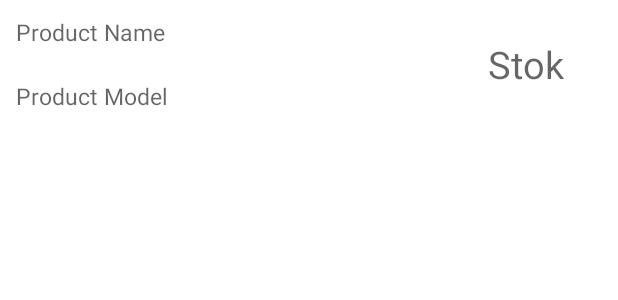
After one commit to icanerdogan/WarehouseManagementSystem, an Android app built with Jetpack Compose: the layout stock_row_layout.xml on its own in the app's theme, with its tools: preview values and no code run, on a phone screen of 412 x 824 dp. The commit adds this screen. Shown: the top 300 px of the screen. Run offline under Robolectric (Android 15) with nearby library versions, the phone set to English and light mode, and no system bars.

Commit message:
completed stock activity

```diff
--- a/app/src/main/java/com/icanerdogan/warehousemanagementsystem/viewmodel/AddProductViewModel.kt
+++ b/app/src/main/java/com/icanerdogan/warehousemanagementsystem/viewmodel/AddProductViewModel.kt
@@ -1,19 +1,15 @@
 package com.icanerdogan.warehousemanagementsystem.viewmodel
 
 import android.app.Application
-import androidx.lifecycle.MutableLiveData
 import com.icanerdogan.warehousemanagementsystem.model.Product
 import com.icanerdogan.warehousemanagementsystem.service.ProductDatabase
 import kotlinx.coroutines.launch
 
 class AddProductViewModel(application: Application):BaseViewModel(application) {
-    //val addProductLiveData = MutableLiveData<Product>()
 
     fun addData(product: Product) {
         launch {
-
             ProductDatabase(getApplication()).productDao().insertProduct(product)
         }
-
     }
 }
--- /dev/null
+++ b/app/src/main/res/layout/stock_row_layout.xml
@@ -0,0 +1,64 @@
+<?xml version="1.0" encoding="utf-8"?>
+<layout xmlns:android="http://schemas.android.com/apk/res/android">
+
+    <data>
+        <variable
+            name="stockproduct"
+            type="com.icanerdogan.warehousemanagementsystem.model.Product" />
+    </data>
+    <LinearLayout
+        android:layout_width="match_parent"
+        android:layout_height="wrap_content"
+        android:orientation="horizontal">
+
+        <LinearLayout
+            android:layout_width="0dp"
+            android:layout_height="match_parent"
+            android:layout_weight="0.7"
+            android:orientation="vertical">
+
+            <TextView
+                android:id="@+id/textViewProductName"
+                android:layout_width="match_parent"
+                android:layout_height="wrap_content"
+                android:hint="Product Name"
+                android:padding="5dp"
+                android:layout_margin="5dp"
+                android:text="@{stockproduct.productName}"
+                android:textSize="15sp"
+                android:textColor="@color/black">
+
+            </TextView>
+
+            <TextView
+                android:id="@+id/textViewProductModel"
+                android:layout_width="match_parent"
+                android:layout_height="wrap_content"
+                android:hint="Product Model"
+                android:padding="5dp"
+                android:layout_margin="5dp"
+                android:text="@{stockproduct.productModel}"
+                android:textSize="15sp"
+                android:textColor="@color/black">
+
+            </TextView>
+        </LinearLayout>
+
+        <LinearLayout
+            android:layout_width="0dp"
+            android:layout_height="match_parent"
+            android:layout_weight="0.3">
+
+            <TextView
+                android:id="@+id/textViewStock"
+                android:layout_width="match_parent"
+                android:layout_height="match_parent"
+                android:hint="Stok"
+                android:text="@{stockproduct.productStock.toString()}"
+                android:gravity="center"
+                android:textSize="25sp"
+                android:textColor="@color/black">
+            </TextView>
+        </LinearLayout>
+    </LinearLayout>
+</layout>
--- a/app/src/main/res/values/colors.xml
+++ b/app/src/main/res/values/colors.xml
@@ -9,6 +9,7 @@
     <color name="white">#FFFFFFFF</color>
     <color name="bg_color">#FFFFFFFF</color>
 
+    <color name="textviewbackground">#E4F9F5</color>
     <color name="urunekle">#FFFFFFFF</color>
     <color name="urunsil">#FFFFFFFF</color>
     <color name="urungirisi">#FFFFFFFF</color>
--- a/app/src/main/res/values/themes.xml
+++ b/app/src/main/res/values/themes.xml
@@ -15,6 +15,7 @@
         <item name="android:windowBackground">@color/white</item>
     </style>
 
+
     <style name="Theme.CustomSplashScreenTheme" parent="Theme.SplashScreen">
         <item name="windowSplashScreenBackground">@color/white</item>
         <item name="windowSplashScreenAnimatedIcon">@drawable/ic_baseline_engineering_24</item>
```
Also changed, not shown: app/src/main/java/com/icanerdogan/warehousemanagementsystem/adapter/RecyclerViewStockAdapter.kt (added, +31 -0 lines), app/src/main/java/com/icanerdogan/warehousemanagementsystem/service/ProductDAO.kt (+6 -1 lines), app/src/main/java/com/icanerdogan/warehousemanagementsystem/view/AddProductActivity.kt (+20 -10 lines), app/src/main/java/com/icanerdogan/warehousemanagementsystem/view/StockActivity.kt (+32 -1 lines), app/src/main/java/com/icanerdogan/warehousemanagementsystem/viewmodel/StockViewModel.kt (added, +23 -0 lines), app/src/main/res/drawable/textview_border.xml (added, +8 -0 lines), app/src/main/res/layout/activity_add_product.xml (+13 -8 lines), app/src/main/res/layout/activity_stock.xml (+12 -2 lines).
